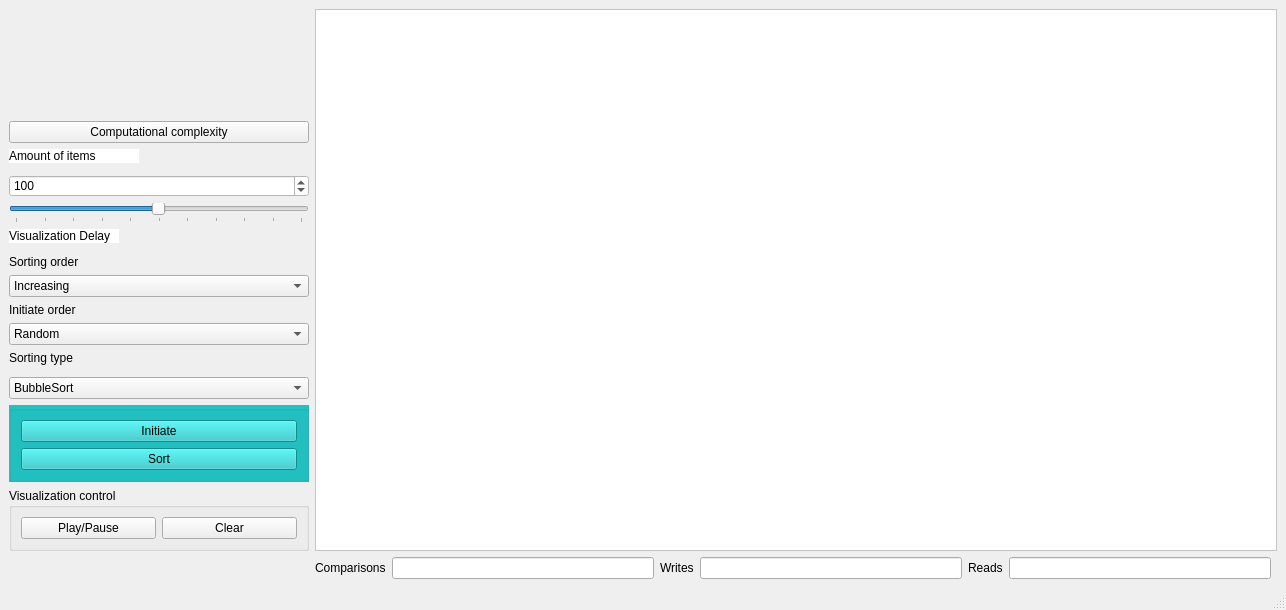
Before: the Qt Designer form Sortings_Visualization/mainwindow.ui in yegorgru/OOP_Lab2_4_Semester, drawn with Qt 5.
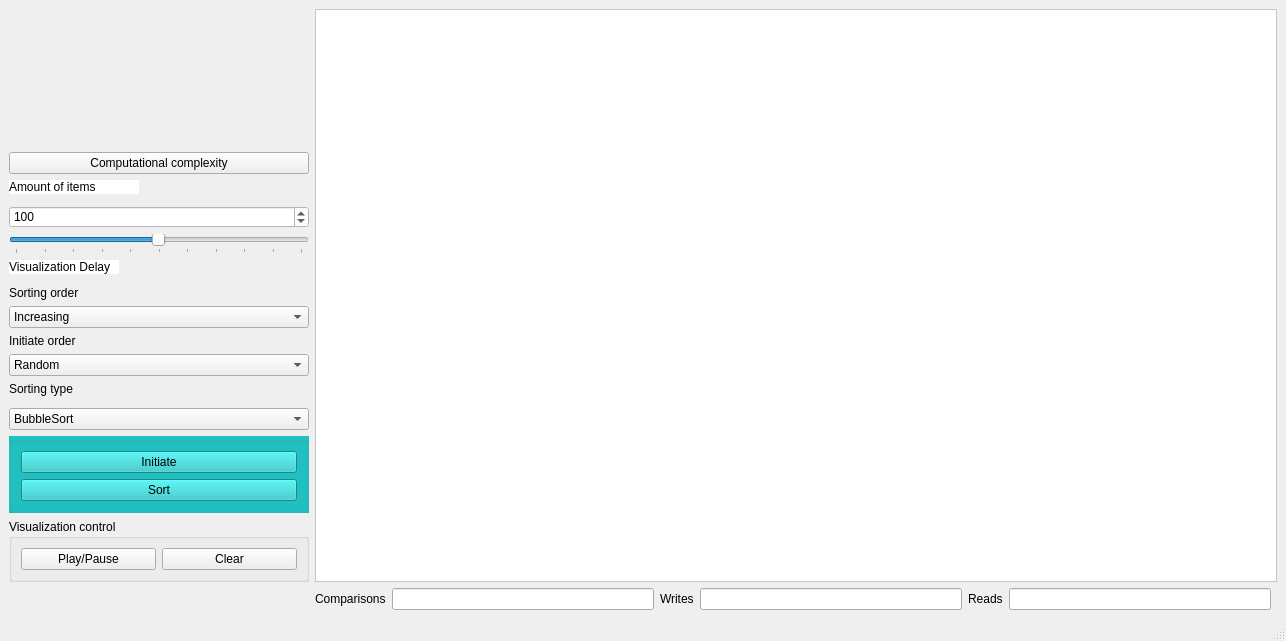
After: the same form once the commit is applied.

```diff
--- a/Sortings_Visualization/mainwindow.ui
+++ b/Sortings_Visualization/mainwindow.ui
@@ -7,7 +7,7 @@
     <x>0</x>
     <y>0</y>
     <width>1286</width>
-    <height>610</height>
+    <height>641</height>
    </rect>
   </property>
   <property name="windowTitle">
```
Left out of the diff: 2 changed lines with no effect on the pictures.
